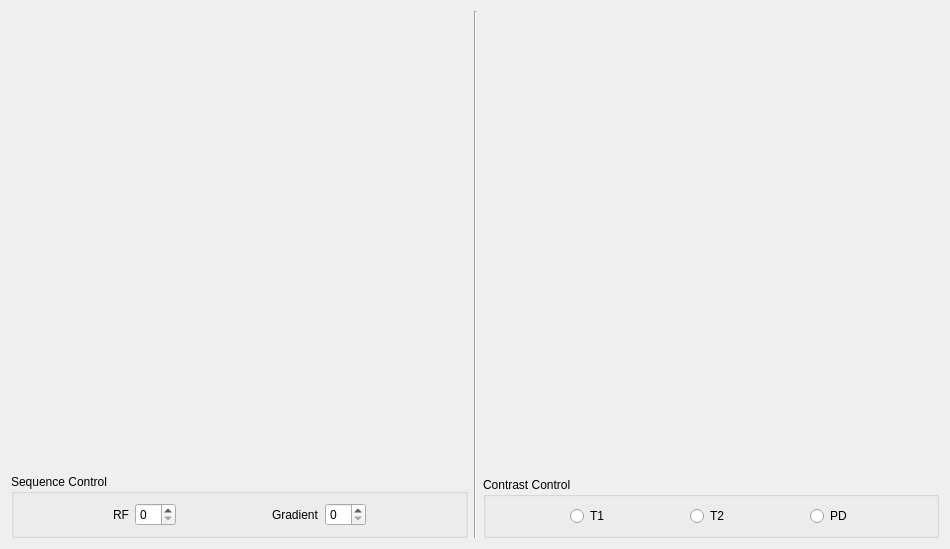
Above: src/ui/Phantom.ui from Mostafa-Medhat/MRI-Phantom before the change. Below: the same form after it.
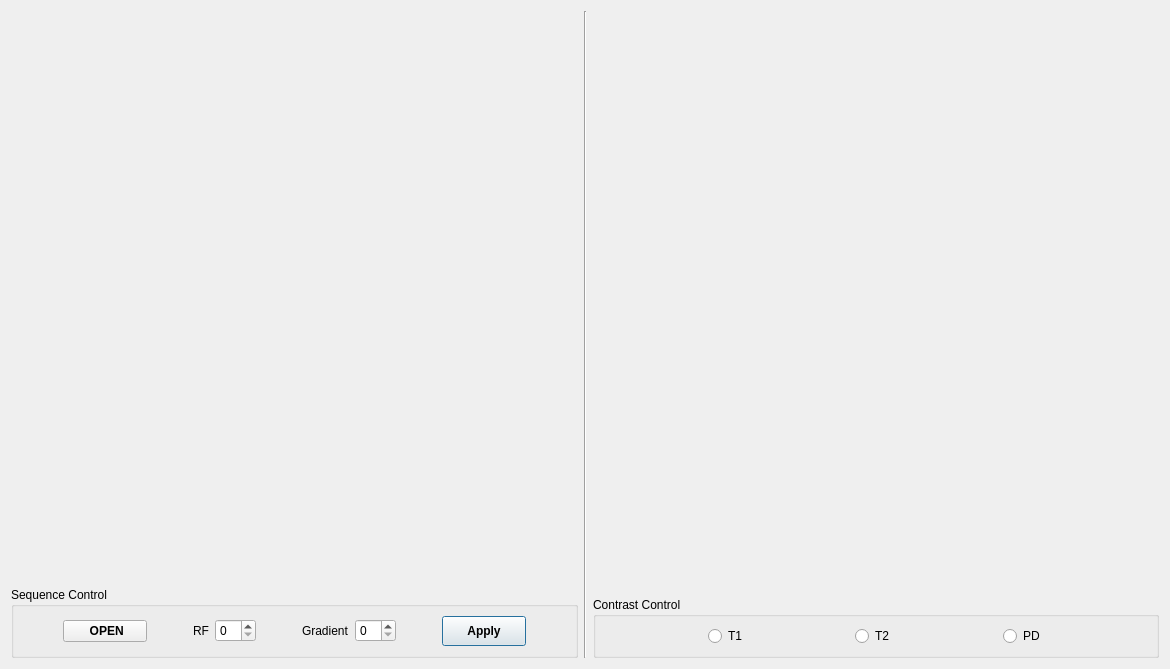
That is the form after the change. Icons and pictures are not drawn.

```diff
--- a/src/ui/Phantom.ui
+++ b/src/ui/Phantom.ui
@@ -6,8 +6,8 @@
    <rect>
     <x>0</x>
     <y>0</y>
-    <width>950</width>
-    <height>549</height>
+    <width>1170</width>
+    <height>669</height>
    </rect>
   </property>
   <property name="windowTitle">
@@ -31,17 +31,7 @@
        <item>
         <layout class="QVBoxLayout" name="verticalLayout_6" stretch="0">
          <item>
-          <spacer name="verticalSpacer">
-           <property name="orientation">
-            <enum>Qt::Vertical</enum>
-           </property>
-           <property name="sizeHint" stdset="0">
-            <size>
-             <width>20</width>
-             <height>40</height>
-            </size>
-           </property>
-          </spacer>
+          <widget class="QWidget" name="widget_4" native="true"/>
          </item>
         </layout>
        </item>
@@ -52,7 +42,38 @@
          </property>
          <layout class="QHBoxLayout" name="horizontalLayout_5">
           <item>
-           <layout class="QHBoxLayout" name="horizontalLayout_6">
+           <layout class="QHBoxLayout" name="horizontalLayout_6" stretch="0,1,0,0,0,0,0,0,0,1,0">
+            <item>
+             <spacer name="horizontalSpacer_8">
+              <property name="orientation">
+               <enum>Qt::Horizontal</enum>
+              </property>
+              <property name="sizeHint" stdset="0">
+               <size>
+                <width>40</width>
+                <height>20</height>
+               </size>
+              </property>
+             </spacer>
+            </item>
+            <item>
+             <widget class="QPushButton" name="pushButton">
+              <property name="font">
+               <font>
+                <weight>75</weight>
+                <italic>false</italic>
+                <bold>true</bold>
+               </font>
+              </property>
+              <property name="text">
+               <string> OPEN</string>
+              </property>
+              <property name="icon">
+               <iconset>
+                <normaloff>../docs/icons/open folder.png</normaloff>../docs/icons/open folder.png</iconset>
+              </property>
+             </widget>
+            </item>
             <item>
              <spacer name="horizontalSpacer_5">
               <property name="orientation">
@@ -112,6 +133,50 @@
               </property>
              </spacer>
             </item>
+            <item>
+             <widget class="QPushButton" name="pushButton_apply">
+              <property name="minimumSize">
+               <size>
+                <width>0</width>
+                <height>30</height>
+               </size>
+              </property>
+              <property name="baseSize">
+               <size>
+                <width>0</width>
+                <height>0</height>
+               </size>
+              </property>
+              <property name="font">
+               <font>
+                <weight>75</weight>
+                <bold>true</bold>
+               </font>
+              </property>
+              <property name="cursor">
+               <cursorShape>PointingHandCursor</cursorShape>
+              </property>
+              <property name="text">
+               <string>Apply</string>
+              </property>
+              <property name="default">
+               <bool>true</bool>
+              </property>
+             </widget>
+            </item>
+            <item>
+             <spacer name="horizontalSpacer_9">
+              <property name="orientation">
+               <enum>Qt::Horizontal</enum>
+              </property>
+              <property name="sizeHint" stdset="0">
+               <size>
+                <width>40</width>
+                <height>20</height>
+               </size>
+              </property>
+             </spacer>
+            </item>
            </layout>
           </item>
          </layout>
@@ -129,38 +194,21 @@
      <item>
       <layout class="QVBoxLayout" name="verticalLayout_2">
        <item>
-        <layout class="QVBoxLayout" name="verticalLayout_5" stretch="2,1">
+        <layout class="QVBoxLayout" name="verticalLayout_5" stretch="1,1">
          <item>
           <layout class="QVBoxLayout" name="verticalLayout_8">
            <item>
-            <spacer name="verticalSpacer_4">
-             <property name="orientation">
-              <enum>Qt::Vertical</enum>
-             </property>
-             <property name="sizeHint" stdset="0">
-              <size>
-               <width>20</width>
-               <height>40</height>
-              </size>
-             </property>
-            </spacer>
+            <widget class="QWidget" name="widget" native="true"/>
            </item>
           </layout>
          </item>
          <item>
-          <layout class="QVBoxLayout" name="verticalLayout_7">
+          <layout class="QHBoxLayout" name="horizontalLayout_3">
            <item>
-            <spacer name="verticalSpacer_3">
-             <property name="orientation">
-              <enum>Qt::Vertical</enum>
-             </property>
-             <property name="sizeHint" stdset="0">
-              <size>
-               <width>20</width>
-               <height>40</height>
-              </size>
-             </property>
-            </spacer>
+            <widget class="QWidget" name="widget_3" native="true"/>
+           </item>
+           <item>
+            <widget class="QWidget" name="widget_2" native="true"/>
            </item>
           </layout>
          </item>
```
Left out of the diff: 4 changed lines with no effect on the pictures.
